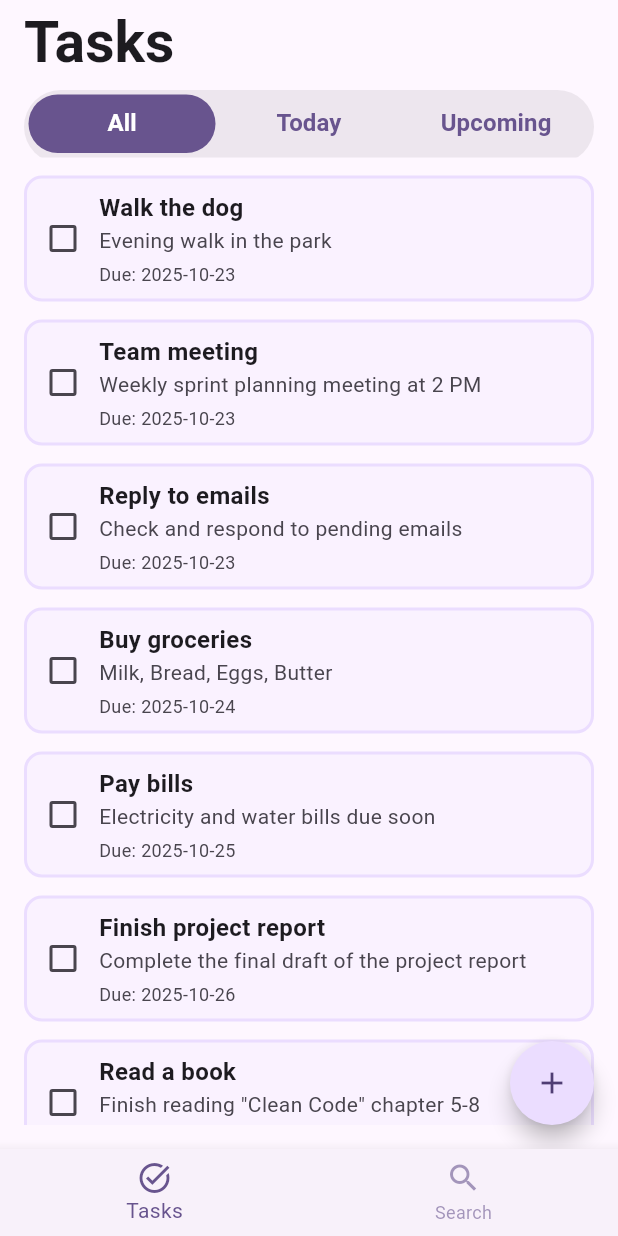
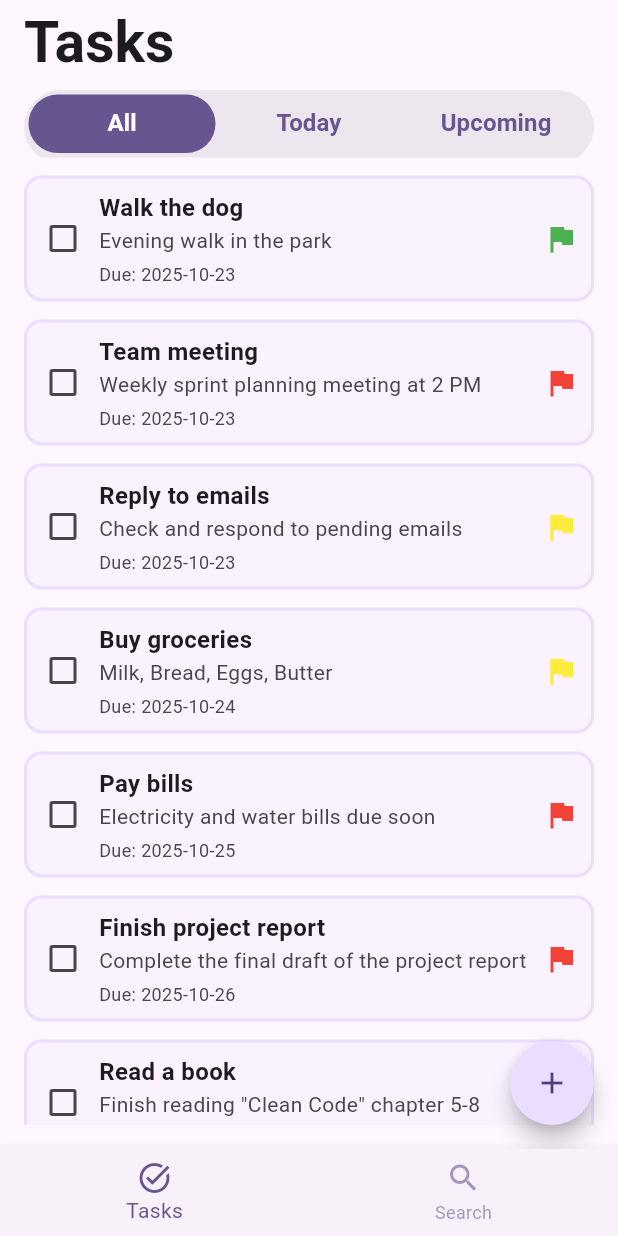
Before and after one commit to minhkhang1505/flutter_exercise1_todolist, a Flutter app: the screen it shows after launch, on a phone screen of 412 x 824 dp. Run offline on Flutter 3.47's test engine with Material 3 defaults, Android fonts, the phone set to English and light mode, and no system bars.

Commit message:
Add priority indicator to TaskItem and enhance PriorityType enum

```diff
--- a/lib/presentation/screens/tasks/task_screen.dart
+++ b/lib/presentation/screens/tasks/task_screen.dart
@@ -216,13 +216,21 @@ class TaskItem extends StatelessWidget {
               ],
             ),
           ),
+          Icon(Icons.flag, color: task.priorityType.color),
         ],
       ),
     );
   }
 }
 
-enum PriorityType { low, medium, high }
+enum PriorityType {
+  low(Colors.green),
+  medium(Colors.yellow),
+  high(Colors.red);
+
+  final Color color;
+  const PriorityType(this.color);
+}
 
 class Task {
   final int id = DateTime.now().millisecondsSinceEpoch;
```
